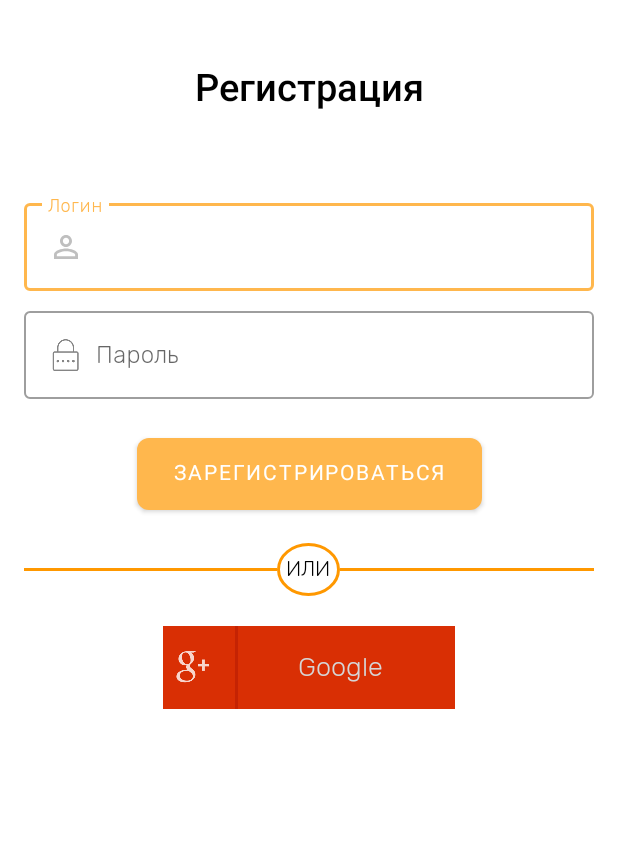
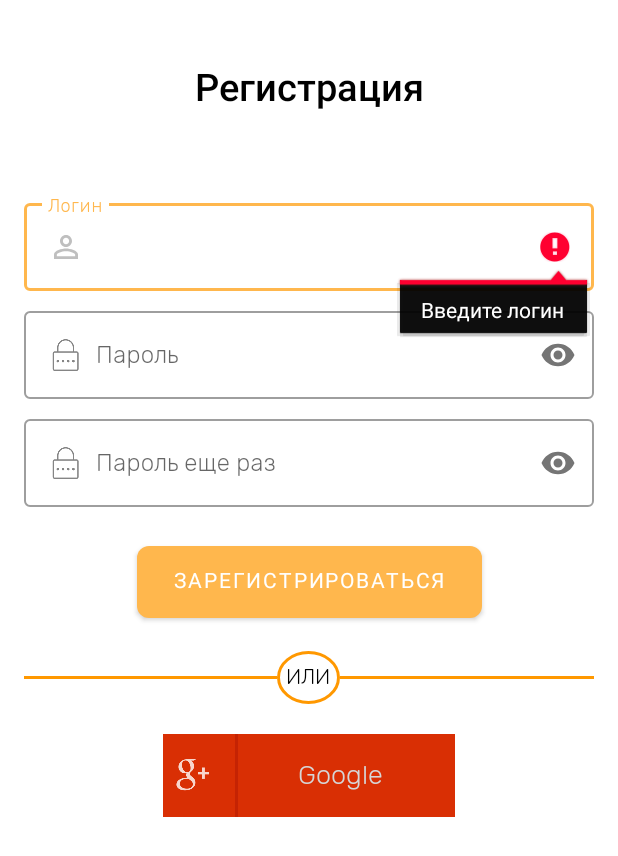
Before and after one commit to minionJerry/BabyMed, an Android app: the screen it shows after launch (RegisterUserActivity), on a phone screen of 412 x 824 dp. Shown: the top 856 px of the screen. Run offline under Robolectric (Android 15) with nearby library versions, the phone set to English and light mode, and no system bars; our stand-ins replace Dagger/Hilt's generated code, Firebase (no records; nobody signed in at launch, a user with empty details on screens opened directly), Room's generated code, RxJava; libraries missing offline, so code that uses them is left out: com.squareup.leakcanary; 1 statement that could not run was skipped.

Commit message:
added saving user in firebase database

```diff
--- a/app/build.gradle
+++ b/app/build.gradle
@@ -2,6 +2,7 @@ apply plugin: 'com.android.application'
 apply plugin: 'kotlin-android'
 apply plugin: 'kotlin-android-extensions'
 apply plugin: 'kotlin-kapt'
+apply plugin: 'com.google.gms.google-services'
 androidExtensions {
     experimental = true
 }
@@ -88,4 +89,6 @@ dependencies {
     releaseImplementation 'com.squareup.leakcanary:leakcanary-android-no-op:1.6.1'
     //toasty
     implementation 'com.github.GrenderG:Toasty:1.3.0'
+    // firebase
+    implementation 'com.google.firebase:firebase-database:16.0.1'
 }
--- a/app/src/main/AndroidManifest.xml
+++ b/app/src/main/AndroidManifest.xml
@@ -6,12 +6,12 @@
     <uses-permission android:name="android.permission.READ_EXTERNAL_STORAGE" />
     <uses-permission android:name="android.permission.WRITE_EXTERNAL_STORAGE" />
     <uses-permission android:name="android.permission.CAMERA" />
-
     <uses-feature android:name="android.hardware.camera" />
 
     <application
         android:name=".BabyMedApplication"
-        android:allowBackup="false"
+        android:allowBackup="true"
+        android:fullBackupContent = "true"
         android:icon="@mipmap/ic_launcher"
         android:label="@string/app_name"
         android:roundIcon="@mipmap/ic_launcher_round"
--- /dev/null
+++ b/app/src/main/java/com/kanykeinu/babymed/data/source/local/sharedpref/SharedPreferencesManager.kt
@@ -0,0 +1,26 @@
+package com.kanykeinu.babymed.data.source.local.sharedpref
+
+import android.content.Context
+import android.content.SharedPreferences
+import android.provider.Contacts
+
+class SharedPreferencesManager {
+
+    val USER_ID: String = "USER_ID"
+    private var sharedpreferences: SharedPreferences? = null
+    private var editor : SharedPreferences.Editor? = null
+
+    constructor(context: Context) {
+        this.sharedpreferences = context.getSharedPreferences(Contacts.SettingsColumns.KEY, Context.MODE_PRIVATE)
+        editor = sharedpreferences?.edit()
+    }
+
+    fun saveUserId(userId: String) {
+        editor?.putString(USER_ID, userId)
+        editor?.apply()
+    }
+
+    fun getUserId() : String? {
+        return sharedpreferences?.getString(USER_ID,"")
+    }
+}
--- a/app/src/main/java/com/kanykeinu/babymed/di/modules/AppModule.kt
+++ b/app/src/main/java/com/kanykeinu/babymed/di/modules/AppModule.kt
@@ -5,6 +5,8 @@ import androidx.room.Room
 import com.kanykeinu.babymed.data.source.local.BabyMedDatabase
 import com.kanykeinu.babymed.data.source.local.dao.ChildDao
 import com.kanykeinu.babymed.data.source.local.dao.IllnessDao
+import com.kanykeinu.babymed.data.source.local.sharedpref.SharedPreferencesManager
+import com.kanykeinu.babymed.data.source.remote.firebase.FirebaseHandler
 import com.kanykeinu.babymed.utils.Constants.DATABASE_NAME
 import dagger.Module
 import dagger.Provides
@@ -34,4 +36,12 @@ class AppModule(val app : Application) {
     @Singleton
     fun provideIllnessDao(
             database: BabyMedDatabase): IllnessDao = database.illnessDao()
+
+    @Provides
+    @Singleton
+    fun provideSharedPrefs() : SharedPreferencesManager = SharedPreferencesManager(app)
+
+    @Provides
+    @Singleton
+    fun provideFirebaseHandler() : FirebaseHandler = FirebaseHandler()
 }
--- a/app/src/main/java/com/kanykeinu/babymed/di/modules/BuildersModule.kt
+++ b/app/src/main/java/com/kanykeinu/babymed/di/modules/BuildersModule.kt
@@ -5,6 +5,7 @@ import com.kanykeinu.babymed.view.addeditillness.NewIllnessActivity
 import com.kanykeinu.babymed.view.childdetail.ChildDetailActivity
 import com.kanykeinu.babymed.view.childrenlist.ChildrenActivity
 import com.kanykeinu.babymed.view.illnessdetail.IllnessDetailActivity
+import com.kanykeinu.babymed.view.singup.RegisterUserActivity
 import dagger.Module
 import dagger.android.ContributesAndroidInjector
 
@@ -26,5 +27,8 @@ abstract class BuildersModule {
     @ContributesAndroidInjector
     abstract fun contributeIllnessDetailActivity() : IllnessDetailActivity
 
+    @ContributesAndroidInjector
+    abstract fun contributeRegisterUserActivity() : RegisterUserActivity
+
 
 }
--- a/app/src/main/java/com/kanykeinu/babymed/view/singup/RegisterUserActivity.kt
+++ b/app/src/main/java/com/kanykeinu/babymed/view/singup/RegisterUserActivity.kt
@@ -3,19 +3,86 @@ package com.kanykeinu.babymed.view.singup
 import android.content.Intent
 import androidx.appcompat.app.AppCompatActivity
 import android.os.Bundle
+import android.view.View
 import com.kanykeinu.babymed.R
+import com.kanykeinu.babymed.data.source.BabyMedRepository
+import com.kanykeinu.babymed.data.source.local.sharedpref.SharedPreferencesManager
+import com.kanykeinu.babymed.data.source.remote.firebase.User
 import com.kanykeinu.babymed.view.childrenlist.ChildrenActivity
+import dagger.android.AndroidInjection
+import kotlinx.android.synthetic.main.activity_new_illness.*
 import kotlinx.android.synthetic.main.activity_register_user.*
+import javax.inject.Inject
 
-class RegisterUserActivity : AppCompatActivity() {
+class RegisterUserActivity : AppCompatActivity(), View.OnFocusChangeListener {
+    @Inject
+    lateinit var babyMedRepository : BabyMedRepository
 
+    @Inject
+    lateinit var prefs : SharedPreferencesManager
     override fun onCreate(savedInstanceState: Bundle?) {
         super.onCreate(savedInstanceState)
+        AndroidInjection.inject(this)
         setContentView(R.layout.activity_register_user)
+        eTextLogin.setOnFocusChangeListener(this)
+        eTextPassword.setOnFocusChangeListener(this)
+        eTextConfirmPassword.setOnFocusChangeListener(this)
         registerUser()
+
     }
 
-    private fun registerUser(){
-        btnRegister.setOnClickListener { startActivity(Intent(this, ChildrenActivity::class.java)) }
+    private fun registerUser() {
+        btnRegister.setOnClickListener {
+            if (isLoginFieldEmpty() && isPasswordEmpty() && isConfirmPasswordEmpty()) {
+                val userId = babyMedRepository.saveUserToFirebase(User(eTextLogin.text.toString(), eTextPassword.text.toString(), null))
+                if (userId != null) {
+                    prefs.saveUserId(userId)
+                }
+                startActivity(Intent(this, ChildrenActivity::class.java))
+            }
+        }
+    }
+
+    override fun onFocusChange(p0: View?, p1: Boolean) {
+        when (p0?.id) {
+            R.id.eTextLogin -> {
+                isLoginFieldEmpty()
+            }
+            R.id.eTextPassword -> {
+                isPasswordEmpty()
+            }
+            R.id.eTextConfirmPassword -> {
+                isConfirmPasswordEmpty()
+            }
+        }
+
+    }
+
+    private fun isLoginFieldEmpty() : Boolean{
+        if ((eTextLogin.text.toString().equals(""))) {
+            eTextLogin.error = "Введите логин"
+            return false
+        }
+        return true
+    }
+
+    private fun isPasswordEmpty() : Boolean {
+        if (eTextPassword.text.toString().equals("")) {
+            eTextPassword.error = "Введите пароль"
+            return false
+        }
+        return true
+    }
+
+    private fun isConfirmPasswordEmpty() : Boolean {
+        if (eTextConfirmPassword.text.toString().equals("")) {
+            eTextConfirmPassword.error = "Подтвердите пароль"
+            return false
+        }
+        else if (!eTextConfirmPassword.text.toString().equals(eTextPassword.text.toString())) {
+            eTextConfirmPassword.error = "Пароли не совпадают"
+            return false
+        }
+        return true
     }
 }
--- a/app/src/main/res/layout/activity_register_user.xml
+++ b/app/src/main/res/layout/activity_register_user.xml
@@ -38,6 +38,7 @@
         android:layout_marginStart="16dp"
         android:layout_marginTop="8dp"
         android:layout_marginEnd="16dp"
+        app:passwordToggleEnabled="true"
         app:layout_constraintEnd_toEndOf="parent"
         app:layout_constraintStart_toStartOf="parent"
         app:layout_constraintTop_toBottomOf="@+id/textInputLayout2">
@@ -50,8 +51,35 @@
             android:drawableStart="@drawable/ic_password"
             android:drawablePadding="8dp"
             android:maxLines="1"
+            android:inputType="textPassword"
             android:hint="@string/password" />
     </com.google.android.material.textfield.TextInputLayout>
+
+    <com.google.android.material.textfield.TextInputLayout
+        style="@style/Widget.MaterialComponents.TextInputLayout.OutlinedBox"
+        android:id="@+id/textInputLayout5"
+        android:layout_width="match_parent"
+        android:layout_height="wrap_content"
+        android:layout_marginStart="16dp"
+        android:layout_marginTop="8dp"
+        android:layout_marginEnd="16dp"
+        app:passwordToggleEnabled="true"
+        app:layout_constraintEnd_toEndOf="parent"
+        app:layout_constraintStart_toStartOf="parent"
+        app:layout_constraintTop_toBottomOf="@+id/textInputLayout4">
+
+        <com.google.android.material.textfield.TextInputEditText
+            android:id="@+id/eTextConfirmPassword"
+            android:layout_width="match_parent"
+            android:layout_height="wrap_content"
+            android:fontFamily="@font/rubik_light"
+            android:drawableStart="@drawable/ic_password"
+            android:drawablePadding="8dp"
+            android:maxLines="1"
+            android:inputType="textPassword"
+            android:hint="@string/confirmPasword" />
+    </com.google.android.material.textfield.TextInputLayout>
+
 
     <TextView
         android:id="@+id/textView4"
@@ -77,7 +105,7 @@
         app:cornerRadius="8dp"
         app:layout_constraintEnd_toEndOf="parent"
         app:layout_constraintStart_toStartOf="parent"
-        app:layout_constraintTop_toBottomOf="@+id/textInputLayout4" />
+        app:layout_constraintTop_toBottomOf="@+id/textInputLayout5" />
 
     <LinearLayout
         android:id="@+id/viewOr"
--- a/app/src/main/res/values/strings.xml
+++ b/app/src/main/res/values/strings.xml
@@ -57,4 +57,5 @@
     <string name="orSignIn">или авторизоваться</string>
     <string name="google">Google</string>
     <string name="or">Или</string>
+    <string name="confirmPasword">Пароль еще раз</string>
 </resources>
```
Also changed, not shown: app/src/main/java/com/kanykeinu/babymed/data/source/BabyMedRepository.kt (+23 -1 lines), app/src/main/java/com/kanykeinu/babymed/data/source/remote/firebase/Child.kt (added, +31 -0 lines), app/src/main/java/com/kanykeinu/babymed/data/source/remote/firebase/FirebaseHandler.kt (added, +81 -0 lines), app/src/main/java/com/kanykeinu/babymed/data/source/remote/firebase/Illness.kt (added, +15 -0 lines), app/src/main/java/com/kanykeinu/babymed/data/source/remote/firebase/User.kt (added, +10 -0 lines).
